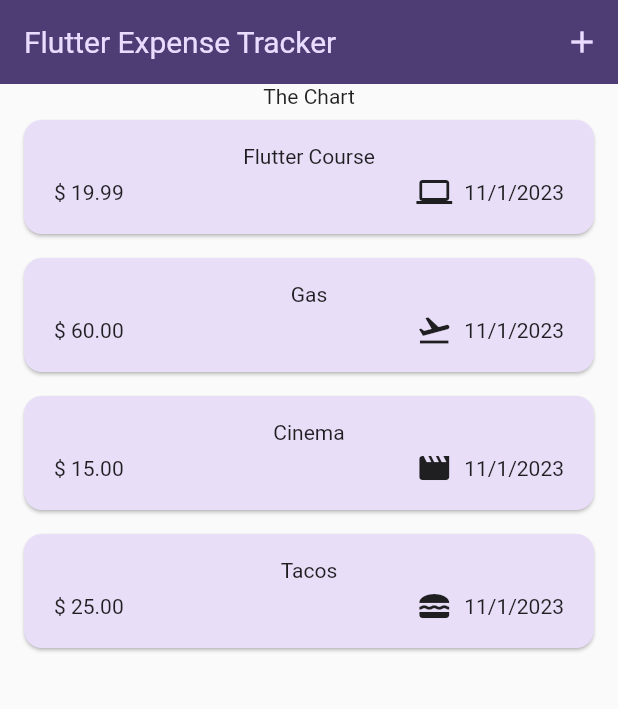
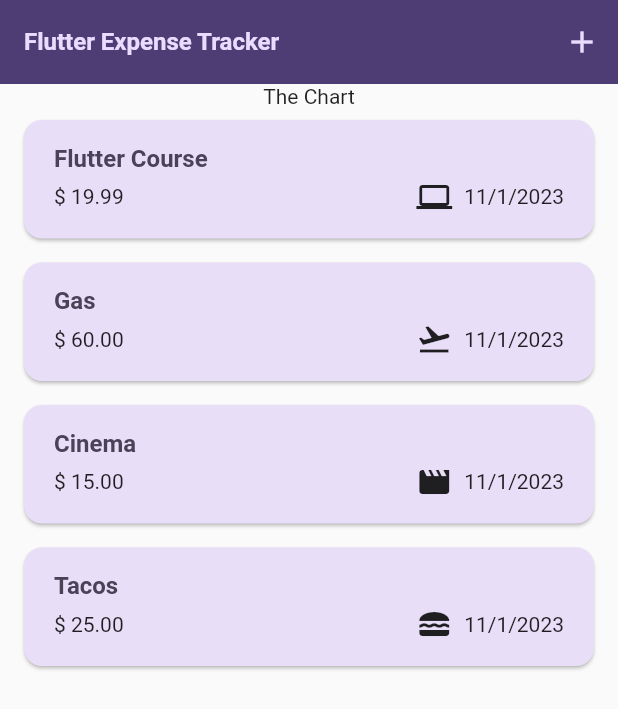
Before and after one commit to DelgaMatt/Expense-Tracker, a Flutter app: the screen it shows after launch, on a phone screen of 412 x 824 dp. Shown: the top 709 px of the screen. Run offline on Flutter 3.47's test engine with Material 2 defaults, Android fonts, the phone set to English and light mode, and no system bars.

Commit message:
dark mode theme styles set

```diff
--- a/lib/widgets/expense_item.dart
+++ b/lib/widgets/expense_item.dart
@@ -1,3 +1,4 @@
+import 'package:expense_tracker/main.dart';
 import 'package:expense_tracker/models/expense.dart';
 import 'package:flutter/material.dart';
 
@@ -13,8 +14,9 @@ class ExpenseItem extends StatelessWidget {
       child: Padding(
         padding: const EdgeInsets.symmetric(horizontal: 20, vertical: 16),
         child: Column(
+          crossAxisAlignment: CrossAxisAlignment.start,
           children: [
-            Text(expense.title),
+            Text(expense.title, style: Theme.of(context).textTheme.titleLarge),
             const SizedBox(height: 4),
             Row(
               children: [
--- a/lib/widgets/expenses_list.dart
+++ b/lib/widgets/expenses_list.dart
@@ -18,6 +18,11 @@ class ExpensesList extends StatelessWidget {
           // Dismissible is helping us delete an expense by swiping right to left
           key: ValueKey(expenses[i]),
           // creates a key value that can be set for this key parameter
+          background: Container(
+            color: Theme.of(context).colorScheme.error.withOpacity(0.75),
+            margin: EdgeInsets.symmetric(
+              horizontal: Theme.of(context).cardTheme.margin!.horizontal),
+            ),
           onDismissed: (direction) {
             onRemoveExpense(expenses[i]);
           },
```
Also changed, not shown: lib/main.dart (+23 -2 lines).
